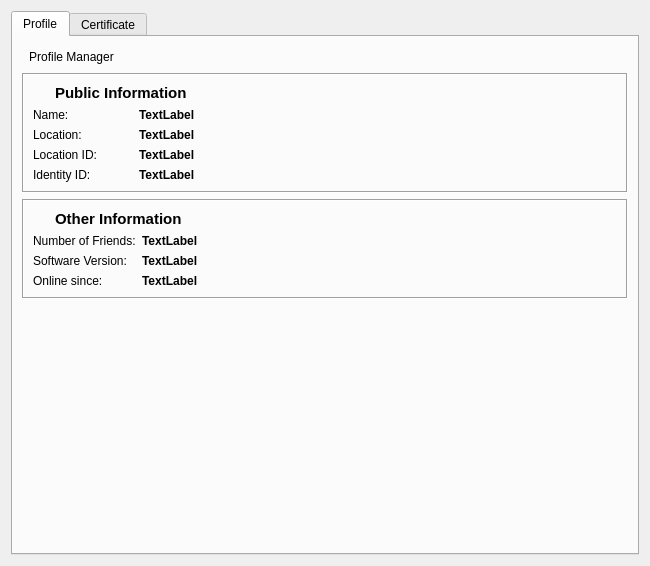
Qt form retroshare-gui/src/gui/settings/CryptoPage.ui (RetroShare/RetroShare) before a commit.
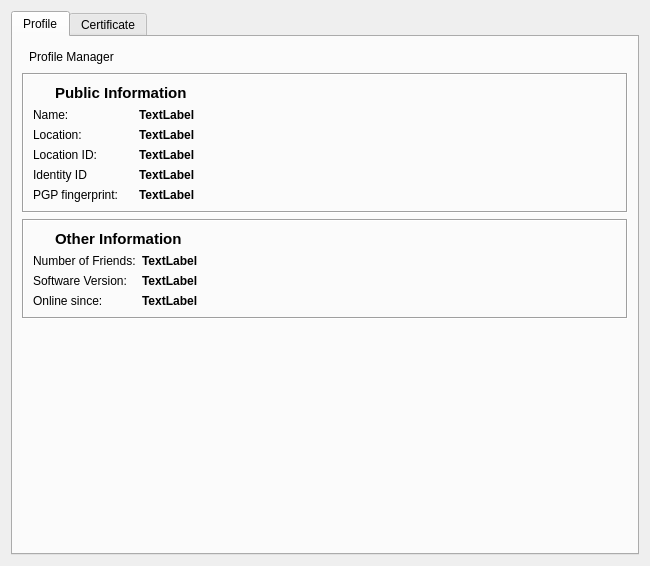
The same form after that commit. Icons and pictures are not drawn.

Commit message: added fingerprint to cryptopage

The edit to the form file:
```diff
--- a/retroshare-gui/src/gui/settings/CryptoPage.ui
+++ b/retroshare-gui/src/gui/settings/CryptoPage.ui
@@ -233,7 +233,7 @@
              </size>
             </property>
             <property name="text">
-             <string>Identity ID:</string>
+             <string>Identity ID</string>
             </property>
            </widget>
           </item>
@@ -256,6 +256,26 @@
             </property>
            </widget>
           </item>
+          <item row="5" column="1">
+           <widget class="QLabel" name="pgpfingerprint">
+            <property name="font">
+             <font>
+              <weight>75</weight>
+              <bold>true</bold>
+             </font>
+            </property>
+            <property name="text">
+             <string>TextLabel</string>
+            </property>
+           </widget>
+          </item>
+          <item row="5" column="0">
+           <widget class="QLabel" name="label_2">
+            <property name="text">
+             <string>PGP fingerprint:</string>
+            </property>
+           </widget>
+          </item>
          </layout>
         </widget>
        </item>
```
The commit also changes 1 other file.
